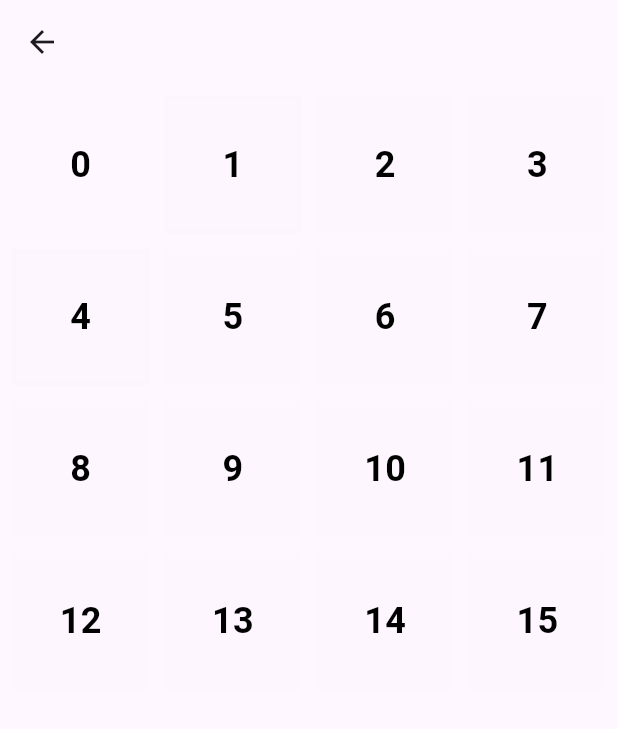
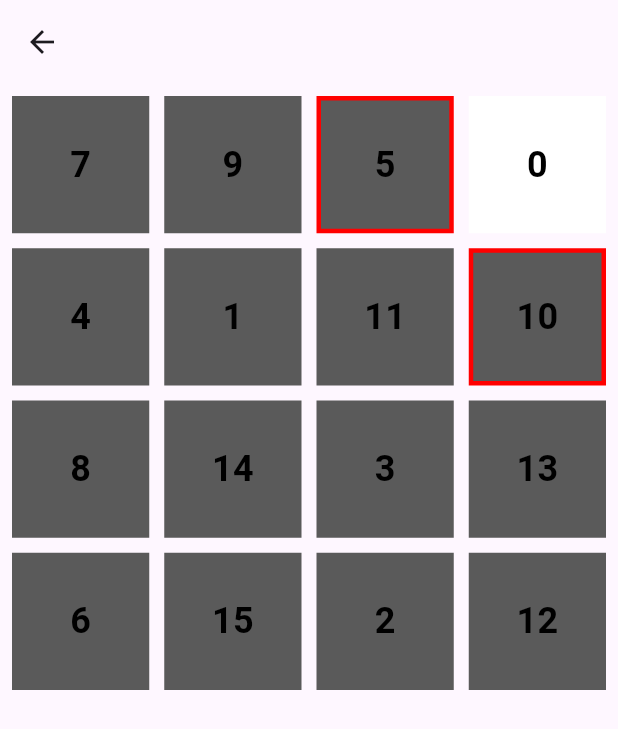
Before and after one commit to Gytan1/amse_tp2, a Flutter app: the Exercice6Page screen opened directly, after a tap on the "arrow back" icon, on a phone screen of 412 x 824 dp. Shown: the top 729 px of the screen. Run offline on Flutter 3.47's test engine with Material 3 defaults, Android fonts, the light colour scheme and no system bars.

Commit message:
Exercice 6

```diff
--- a/exercices/lib/pages/exercice6.dart
+++ b/exercices/lib/pages/exercice6.dart
@@ -1,7 +1,7 @@
 import 'package:flutter/material.dart';
 import 'package:provider/provider.dart';
-import '../page_state.dart';
-import '../widgets/TileGrid.dart';
+import 'package:exercices/page_state.dart';
+import 'package:exercices/widgets/TileGrid.dart';
 
 class Exercice6Page extends StatefulWidget {
   const Exercice6Page({super.key});
@@ -12,16 +12,6 @@ class Exercice6Page extends StatefulWidget {
 
 class _Exercice6PageState extends State<Exercice6Page> {
   int gridSize = 4;
-  TileGrid? tiles;
-
-  @override
-  void initState() {
-    super.initState();
-    tiles = TileGrid(gridSize);  // Initialisation après la création de l'état
-
-    tiles!.generate(gridSize);
-
-  }
 
   @override
   Widget build(BuildContext context) {
@@ -39,12 +29,7 @@ class _Exercice6PageState extends State<Exercice6Page> {
           body: Center(
             child: Padding(
               padding: const EdgeInsets.all(8.0),
-              child: GridView.count(
-                crossAxisCount: gridSize,
-                crossAxisSpacing: 10,
-                mainAxisSpacing: 10,
-                children: tiles!.getWidgets(),
-              ),
+              child: TileGrid(gridSize: gridSize), // Utilisation du TileGrid StatefulWidget
             ),
           ),
         );
--- a/exercices/lib/pages/exercice6_base.dart
+++ b/exercices/lib/pages/exercice6_base.dart
@@ -1,5 +1,8 @@
+import 'package:exercices/page_state.dart';
 import 'package:flutter/material.dart';
 import 'dart:math' as math;
+
+import 'package:provider/provider.dart';
 
 // ==============
 // Models
@@ -57,10 +60,16 @@ class PositionedTilesState extends State<PositionedTiles> {
 
   @override
   Widget build(BuildContext context) {
+    final pageState = Provider.of<PageState>(context, listen: false);
+
     return Scaffold(
       appBar: AppBar(
         title: Text('Moving Tiles'),
         centerTitle: true,
+        leading: IconButton(
+          icon: Icon(Icons.arrow_back),
+          onPressed: () => pageState.setIndex(0), // Retour au menu
+        ),
       ),
       body: Row(children: tiles),
       floatingActionButton: FloatingActionButton(
--- a/exercices/lib/widgets/TileGrid.dart
+++ b/exercices/lib/widgets/TileGrid.dart
@@ -1,21 +1,42 @@
 import 'package:exercices/widgets/TileWidget.dart';
+import 'package:exercices/widgets/TileModel.dart';
 import 'package:flutter/material.dart';
 
-class TileGrid {
-  List<TileWidget> tiles;
-  int size;
+class TileGrid extends StatefulWidget {
+  final int gridSize;
 
-  TileGrid(gridSize) : tiles = [], size = gridSize;
+  const TileGrid({Key? key, required this.gridSize}) : super(key: key);
+
+  @override
+  _TileGridState createState() => _TileGridState();
+}
+
+class _TileGridState extends State<TileGrid> {
+  late List<TileWidget> tiles;
+  late int size;
+
+  @override
+  void initState() {
+    super.initState();
+    size = widget.gridSize;
+    tiles = [];
+    generate(size);
+  }
 
   void generate(int size) {
     tiles = [];
     int index = 0;
 
-    for(int x = 0; x < size; x++) {
-      for(int y = 0; y < size; y++) {
-        TileWidget tile = TileWidget();
+    for (int x = 0; x < size; x++) {
+      for (int y = 0; y < size; y++) {
+        TileWidget tile = TileWidget(
+          model: TileModel(),
+          onTileTap: (TileWidget tile) {
+            handleTileClick(tile);
+          },
+        );
 
-        if(index == 0){
+        if (index == 0) {
           tile.model.isEmpty = true;
         }
 
@@ -26,44 +47,91 @@ class TileGrid {
         index++;
       }
     }
-
+    shuffle();
     update();
   }
 
   void update() {
-    int empty_idx = 0;
+    int emptyIdx = findEmptyIndex();
 
-    // Trouver l'index de la tuile vide
-    for(int i = 0; i < size * size; i++) {
-      if(tiles[i].model.isEmpty) {
-        empty_idx = i;
-      }
-
-      // Désactiver le mouvement pour toutes les tuiles
+    for (int i = 0; i < size * size; i++) {
       tiles[i].model.canMove = false;
     }
 
-    // Vérifier les cases adjacentes avant d'assigner canMove
-    if (empty_idx - size >= 0) {  // Case supérieure
-      tiles[empty_idx - size].model.canMove = true;
+    if (emptyIdx - size >= 0) {
+      tiles[emptyIdx - size].model.canMove = true; // Case supérieure
     }
-    if (empty_idx + size < size * size) {  // Case inférieure
-      tiles[empty_idx + size].model.canMove = true;
+    if (emptyIdx + size < size * size) {
+      tiles[emptyIdx + size].model.canMove = true; // Case inférieure
     }
-    if (empty_idx % size != 0) {  // Case à gauche
-      tiles[empty_idx - 1].model.canMove = true;
+    if (emptyIdx % size != 0) {
+      tiles[emptyIdx - 1].model.canMove = true; // Case à gauche
     }
-    if (empty_idx % size != size - 1) {  // Case à droite
-      tiles[empty_idx + 1].model.canMove = true;
+    if (emptyIdx % size != size - 1) {
+      tiles[emptyIdx + 1].model.canMove = true; // Case à droite
     }
+    updateGrid();
+  }
+
+  void updateGrid() {
+    for (TileWidget tile in tiles) {
+      tile.model.updateTile();
+    }
+  }
+
+  void shuffle() {
+    setState(() {
+      tiles.shuffle();
+      update();
+    });
+  }
+
+  int findEmptyIndex() {
+    int emptyIdx = 0;
+
+    for (int i = 0; i < size * size; i++) {
+      if (tiles[i].model.isEmpty) {
+        emptyIdx = i;
+      }
+    }
+    return emptyIdx;
   }
 
   List<Widget> getWidgets() {
     List<Widget> widgets = [];
-    for(TileWidget tile in tiles) {
+    for (TileWidget tile in tiles) {
       widgets.add(tile.coloredBox());
     }
     return widgets;
   }
 
+  GridView getGrid() {
+    return GridView.count(
+      crossAxisCount: size,
+      crossAxisSpacing: 10,
+      mainAxisSpacing: 10,
+      children: getWidgets(),
+    );
+  }
+
+  void handleTileClick(TileWidget tile) {
+    if (tile.model.canMove) {
+      int emptyIdx = findEmptyIndex();
+      setState(() {
+        swap(tiles, tiles.indexOf(tile), emptyIdx);
+        update();
+      });
+    }
+  }
+
+  void swap(List<dynamic> list, int index1, int index2) {
+    var temp = list[index1];
+    list[index1] = list[index2];
+    list[index2] = temp;
+  }
+
+  @override
+  Widget build(BuildContext context) {
+    return getGrid();
+  }
 }
--- a/exercices/lib/widgets/TileModel.dart
+++ b/exercices/lib/widgets/TileModel.dart
@@ -3,7 +3,7 @@ import 'dart:math' as math;
 
 math.Random random = math.Random();
 
-class TileModel {
+class TileModel extends ChangeNotifier{
   Color color;
   Color borderColor;
   bool canMove;
@@ -21,13 +21,13 @@ class TileModel {
 
   Color getColor() {
     if(isEmpty){
-      color =  Color.fromARGB(1, 255, 255, 255);  // Tile blanche, pas de bordure
+      color =  Color.fromARGB(255, 255, 255, 255);  // Tile blanche, pas de bordure
     }
     else if(canMove){
-      color = Color.fromARGB(1, 90, 90, 90);      // Tile grise, bordure rouge
+      color = Color.fromARGB(255, 90, 90, 90);      // Tile grise, bordure rouge
     }
     else{
-      color = Color.fromARGB(1, 90, 90, 90);      // Tile grise, pas de bordure
+      color = Color.fromARGB(255, 90, 90, 90);      // Tile grise, pas de bordure
     }
     return color;
   }
@@ -37,7 +37,7 @@ class TileModel {
       borderColor =  Color.fromARGB(0, 255, 0, 0);  // Tile blanche, pas de bordure
     }
     else if(canMove){
-      borderColor =  Color.fromARGB(1, 255, 0, 0);  // Tile grise, bordure rouge
+      borderColor =  Color.fromARGB(255, 255, 0, 0);  // Tile grise, bordure rouge
     }
     else{
       borderColor =  Color.fromARGB(0, 255, 0, 0);  // Tile grise, pas de bordure
@@ -46,17 +46,8 @@ class TileModel {
   }
 
   void updateTile() {
-    if(isEmpty){
-      color =  Color.fromARGB(1, 255, 255, 255);  // Tile blanche, pas de bordure
-      borderColor =  Color.fromARGB(0, 255, 0, 0);
-    }
-    else if(canMove){
-      color = Color.fromARGB(1, 90, 90, 90);      // Tile grise, bordure rouge
-      borderColor =  Color.fromARGB(1, 255, 0, 0);
-    }
-    else{
-      color = Color.fromARGB(1, 90, 90, 90);      // Tile grise, pas de bordure
-      borderColor =  Color.fromARGB(0, 255, 0, 0);
-    }
+    color = getColor();
+    borderColor = getBorderColor();
+    notifyListeners();
   }
 }
--- a/exercices/lib/widgets/TileWidget.dart
+++ b/exercices/lib/widgets/TileWidget.dart
@@ -1,32 +1,40 @@
 import 'package:flutter/material.dart';
+import 'package:provider/provider.dart';
 import 'TileModel.dart';
 
 class TileWidget extends StatelessWidget {
-  final TileModel model;
+  TileModel model;
+  final Function(TileWidget) onTileTap;
 
-  TileWidget({super.key}) : model = TileModel();
+  TileWidget({super.key, required this.model, required this.onTileTap});
 
   @override
   Widget build(BuildContext context) {
+    model = Provider.of<TileModel>(context);
     return coloredBox();
   }
 
   Widget coloredBox() {
-  return Container(
+  return GestureDetector(
+      onTap: () {
+        onTileTap(this); // Appeler le callback au clic
+      },
+      child: Container(
         decoration: BoxDecoration(
           color: model.getColor(),
           border: Border.all(
-        color: model.getBorderColor(), // Couleur de la bordure
-        width: 3, // Épaisseur de la bordure
+            color: model.getBorderColor(),
+            width: 3,
           ),
         ),
         child: Center(
           child: Text(
             '${model.index}',
-        style: TextStyle(
+            style: const TextStyle(
               fontSize: 24,
               fontWeight: FontWeight.bold,
               color: Colors.black,
+            ),
           ),
         ),
       ),
```
Lines whose indentation alone changed are shown as unchanged.
